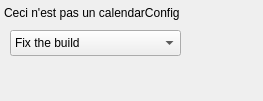
Qt form libs/plasmaclock/calendarConfig.ui (mgottschlag/kwin-tiling) before a commit.
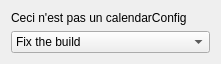
The same form after that commit.

Commit message: Amazingly useless fix to the mock UI file: add a layout.

Diff of the .ui file:
```diff
--- a/libs/plasmaclock/calendarConfig.ui
+++ b/libs/plasmaclock/calendarConfig.ui
@@ -6,41 +6,31 @@
    <rect>
     <x>0</x>
     <y>0</y>
-    <width>263</width>
-    <height>101</height>
+    <width>221</width>
+    <height>63</height>
    </rect>
   </property>
   <property name="windowTitle">
    <string>Form</string>
   </property>
+  <layout class="QVBoxLayout" name="verticalLayout">
+   <item>
   <widget class="QLabel" name="label">
-   <property name="geometry">
-    <rect>
-     <x>4</x>
-     <y>4</y>
-     <width>213</width>
-     <height>18</height>
-    </rect>
-   </property>
    <property name="text">
     <string>Ceci n'est pas un calendarConfig</string>
    </property>
   </widget>
+   </item>
+   <item>
   <widget class="QComboBox" name="regionComboBox">
-   <property name="geometry">
-    <rect>
-     <x>10</x>
-     <y>30</y>
-     <width>171</width>
-     <height>26</height>
-    </rect>
-   </property>
    <item>
     <property name="text">
      <string>Fix the build</string>
     </property>
    </item>
   </widget>
+   </item>
+  </layout>
  </widget>
  <resources/>
  <connections/>
```
Lines whose indentation alone changed are shown as unchanged.
